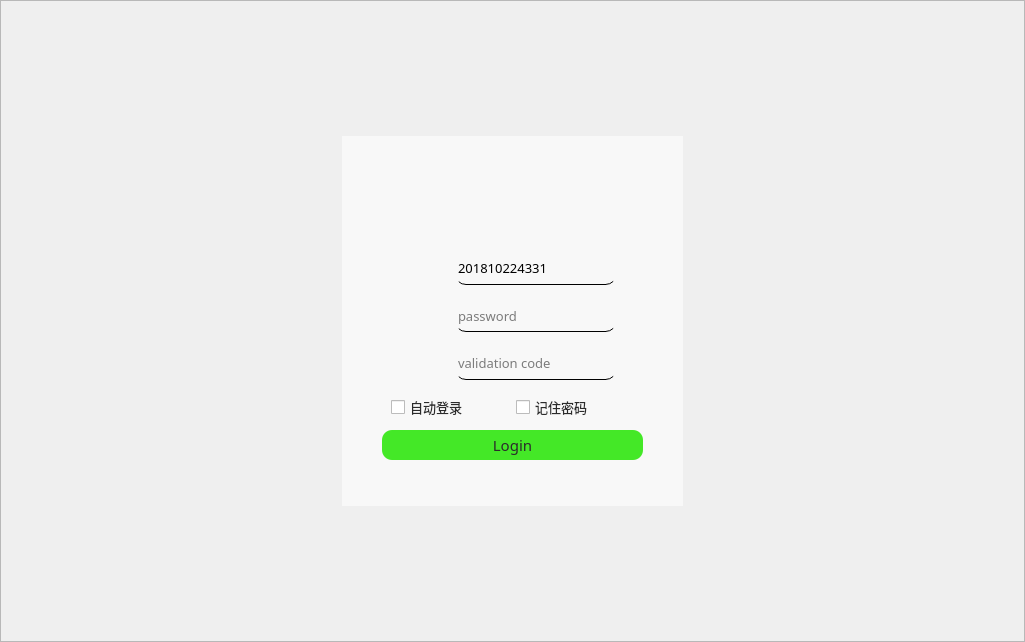
The window that Qt-Zhku-Client/zhkuloginwidget.ui (yujiecong/Qt-Zhku-Client) describes before a commit, drawn with Qt 5.
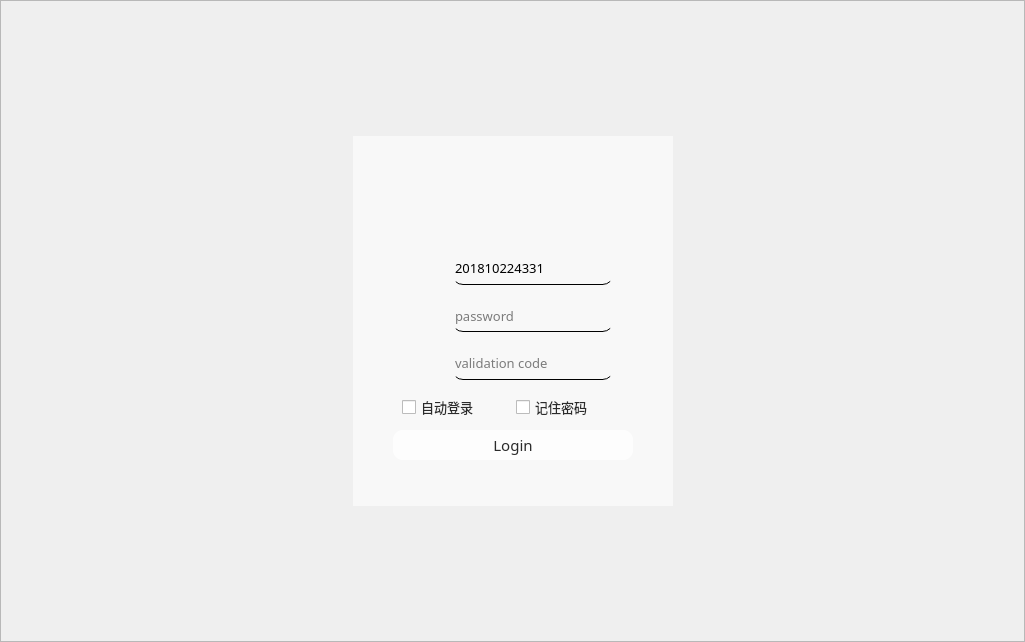
The same window after the commit. Icons and pictures are not drawn. Custom widgets are drawn as their Qt base class.

The edit to the form file:
```diff
--- a/Qt-Zhku-Client/zhkuloginwidget.ui
+++ b/Qt-Zhku-Client/zhkuloginwidget.ui
@@ -103,6 +103,12 @@
               <height>370</height>
              </size>
             </property>
+            <property name="maximumSize">
+             <size>
+              <width>320</width>
+              <height>370</height>
+             </size>
+            </property>
             <property name="styleSheet">
              <string notr="true">QWidget#widget{
 background-color: rgba(250, 250, 250, 200);
@@ -501,7 +507,7 @@
                <property name="styleSheet">
                 <string notr="true">color: rgb(43, 43, 43);
 border-radius: 10px;
-background-color: rgba(41, 230, 8, 222);</string>
+background-color: rgba(255, 255, 255, 200);</string>
                </property>
                <property name="text">
                 <string>Login</string>
```
